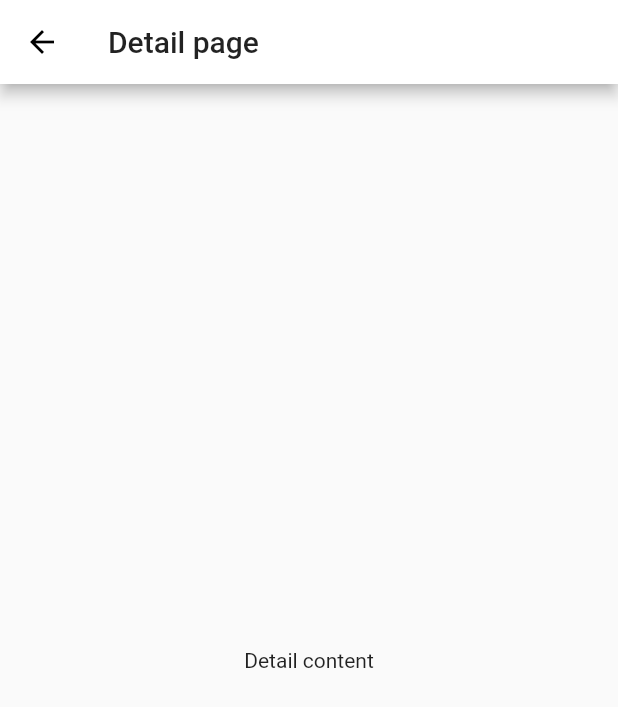
After one commit to robert-ngo/NYTimes-books, a Flutter app: the DetailScreen screen opened directly, on a phone screen of 412 x 824 dp. The commit adds this screen. Shown: the top 707 px of the screen. Run offline on Flutter 3.47's test engine with Material 2 defaults, Android fonts, the phone set to English and light mode, and no system bars.

Commit message:
Add DetailScreen and redirect click event from list item to DetailScreen

```diff
--- /dev/null
+++ b/lib/detail.dart
@@ -0,0 +1,16 @@
+import 'package:flutter/material.dart';
+
+class DetailScreen extends StatelessWidget {
+  @override
+  Widget build(BuildContext context) {
+    return new Scaffold(
+      appBar: new AppBar(
+        title: new Text("Detail page"),
+      ),
+      body: new Center(
+        child: new Text("Detail content"),
+      ),
+    );
+  }
+
+}
```
Also changed, not shown: lib/main.dart (+9 -1 lines).
